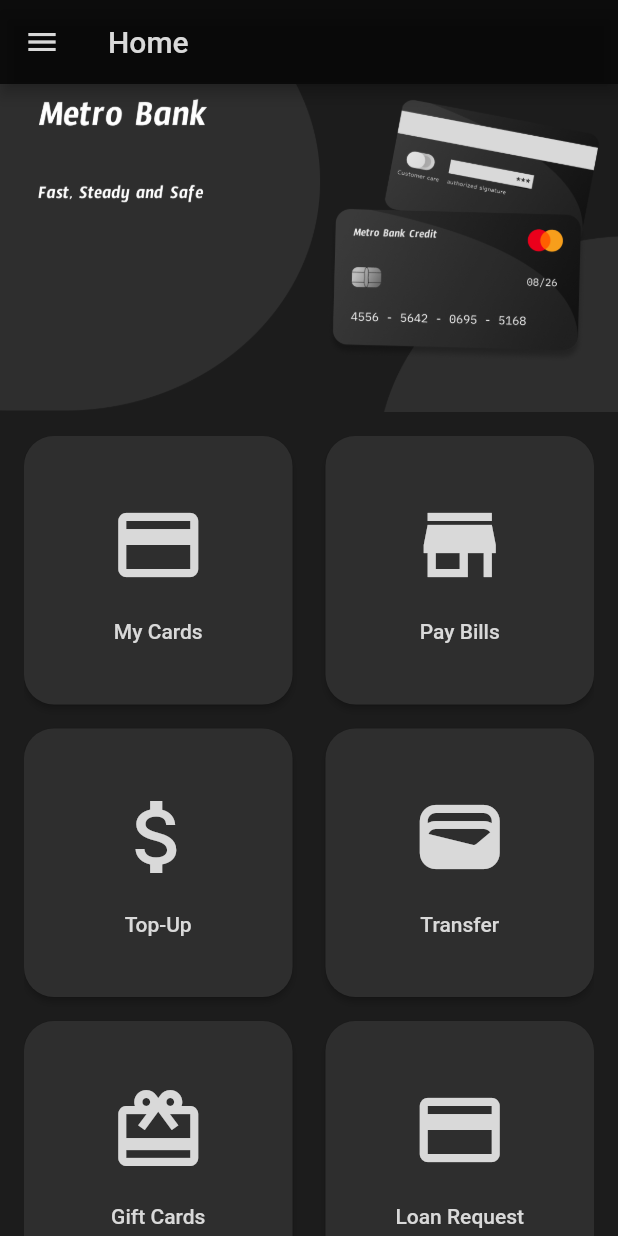
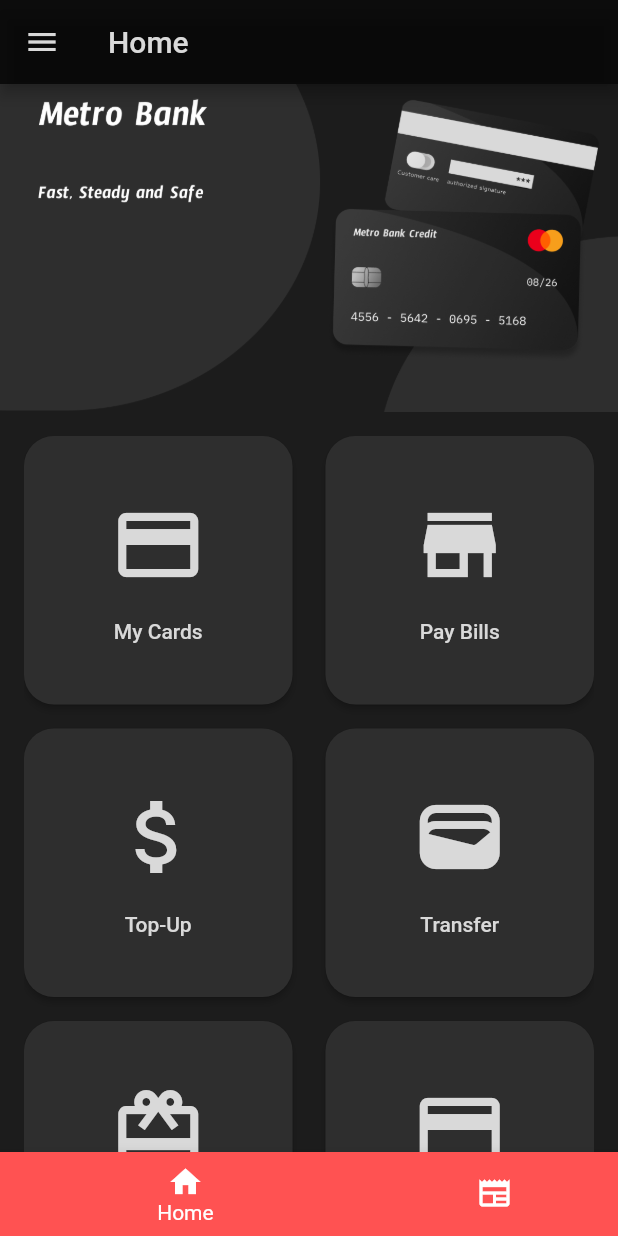
Before and after one commit to MoeZalzala11/Metro_Bank_0.1, a Flutter app: the screen it shows after launch, on a phone screen of 412 x 824 dp. Run offline on Flutter 3.47's test engine with Material 2 defaults, Android fonts, the phone set to English and light mode, and no system bars.

Commit message:
create bottom navigation bar

```diff
--- a/lib/main.dart
+++ b/lib/main.dart
@@ -1,3 +1,4 @@
+import 'package:flutter/foundation.dart';
 import 'package:flutter/material.dart';
 import 'metro_home_page.dart';
 
@@ -15,13 +16,23 @@
       theme: ThemeData(
         primarySwatch: Colors.grey,
       ),
-      home: const SafeArea(child: Center(child: Base(),)),
+      home: const SafeArea(
+          child: Center(
+        child: Base(),
+      )),
     );
   }
 }
 
-class Base extends StatelessWidget {
+class Base extends StatefulWidget {
   const Base({Key? key}) : super(key: key);
+
+  @override
+  State<Base> createState() => _BaseState();
+}
+
+class _BaseState extends State<Base> {
+  int currentIndex = 0;
 
   @override
   Widget build(BuildContext context) {
@@ -30,12 +41,38 @@
       appBar: AppBar(
         leading: GestureDetector(
           onTap: () {},
-          child: const Icon(Icons.menu, color: Color(0xFFD9D9D9),),
-        ) ,
-        title: const Text('Home',style: TextStyle(color: Color(0xFFD9D9D9)),),
+          child: const Icon(
+            Icons.menu,
+            color: Color(0xFFD9D9D9),
+          ),
+        ),
+        title: const Text(
+          'Home',
+          style: TextStyle(color: Color(0xFFD9D9D9)),
+        ),
         backgroundColor: Colors.black54,
       ),
       body: const MetroHomePage(),
+      bottomNavigationBar: BottomNavigationBar(
+        type: BottomNavigationBarType.shifting,
+        currentIndex: currentIndex,
+        onTap: (index) => setState(() {
+          currentIndex = index;
+        }),
+        items: const [
+          BottomNavigationBarItem(
+              icon: Icon(Icons.home_outlined),
+              activeIcon: Icon(Icons.home),
+              label: 'Home',
+              backgroundColor: Colors.redAccent),
+          BottomNavigationBarItem(
+            icon: Icon(Icons.newspaper_outlined),
+            activeIcon: Icon(Icons.newspaper),
+            label: 'News',
+            backgroundColor: Colors.blue
+          )
+        ],
+      ),
     );
   }
 }
--- a/lib/metro_home_page.dart
+++ b/lib/metro_home_page.dart
@@ -29,7 +29,7 @@
       height: MediaQuery.of(context).size.height,
       child: Column(
         children: [
-          const Image(image: AssetImage('images/Ad3x.png')),
+          const Image(image: AssetImage('images/Ad3x.png'), alignment: Alignment.bottomCenter,),
           Expanded(
             child: Padding(
               padding: const EdgeInsets.fromLTRB(16, 16, 16, 0),
```
